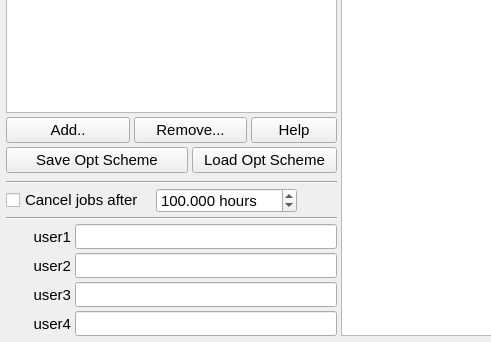
Qt form src/search/gui/defaultopttab.ui (xtalopt/XtalOpt) before a commit; both pictures show x 0 to 491 and y 158 to 500 of the 820 by 500 pixel window.
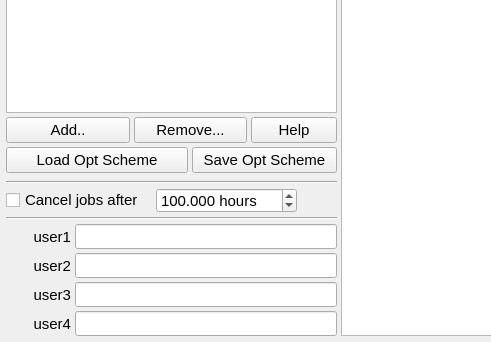
The same form after that commit.

```diff
--- a/src/search/gui/defaultopttab.ui
+++ b/src/search/gui/defaultopttab.ui
@@ -382,21 +382,6 @@
     </widget>
    </item>
    <item row="5" column="0" colspan="3">
-    <widget class="QPushButton" name="push_saveScheme">
-     <property name="font">
-      <font>
-       <pointsize>11</pointsize>
-      </font>
-     </property>
-     <property name="focusPolicy">
-      <enum>Qt::StrongFocus</enum>
-     </property>
-     <property name="text">
-      <string>Save Opt Scheme</string>
-     </property>
-    </widget>
-   </item>
-   <item row="5" column="3" colspan="2">
     <widget class="QPushButton" name="push_loadScheme">
      <property name="font">
       <font>
@@ -411,6 +396,21 @@
      </property>
     </widget>
    </item>
+   <item row="5" column="3" colspan="2">
+    <widget class="QPushButton" name="push_saveScheme">
+     <property name="font">
+      <font>
+       <pointsize>11</pointsize>
+      </font>
+     </property>
+     <property name="focusPolicy">
+      <enum>Qt::StrongFocus</enum>
+     </property>
+     <property name="text">
+      <string>Save Opt Scheme</string>
+     </property>
+    </widget>
+   </item>
    <item row="6" column="0" colspan="5">
     <layout class="QVBoxLayout" name="verticalLayout_jobTimeoutDivider">
      <property name="margin">
```
Left out of the diff: 4 changed lines with no effect on the pictures.
